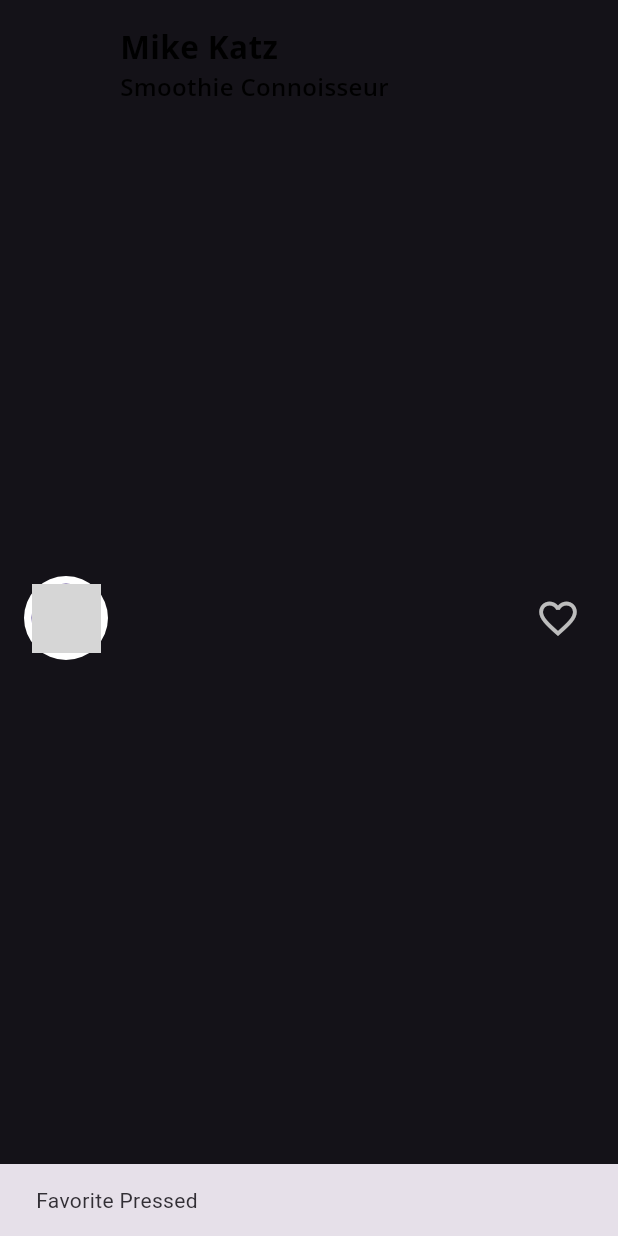
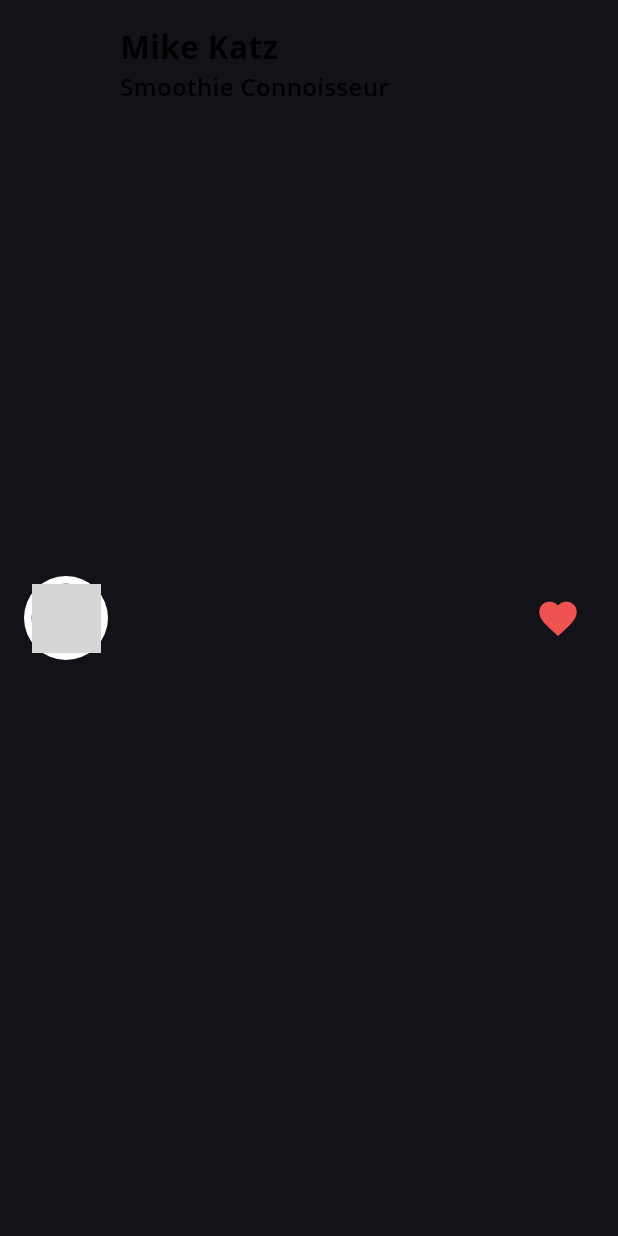
Before and after one commit to kzanial241/Activity-2-2, a Flutter app: the AuthorCard widget shown alone on an empty page, opened directly, after a tap on the "favorite outline" icon, on a phone screen of 412 x 824 dp. Run offline on Flutter 3.47's test engine with Material 3 defaults, Android fonts, the phone set to English and light mode, and no system bars; our stand-ins replace google_fonts; network calls fail; grey boxes are pictures that could not be loaded.

Commit message:
initial commit

```diff
--- a/lib/author_card.dart
+++ b/lib/author_card.dart
@@ -2,7 +2,7 @@ import 'package:flutter/material.dart';
 import 'fooderlich_theme.dart';
 import 'circle_image.dart';
 
-class AuthorCard extends StatelessWidget {
+class AuthorCard extends StatefulWidget {
  // 1
  final String authorName;
  final String title;
@@ -13,6 +13,13 @@ class AuthorCard extends StatelessWidget {
  required this.title,
  this.imageProvider,
  });
+
+  @override
+  State<AuthorCard> createState() => _AuthorCardState();
+}
+
+class _AuthorCardState extends State<AuthorCard> {
+bool _isFavorited = false;
  // 2
  @override
  Widget build(BuildContext context) {
@@ -26,7 +33,7 @@ return Container(
  Row(
  children: [
  CircleImage(
- imageProvider: imageProvider,
+ imageProvider: widget.imageProvider,
  imageRadius: 28,
  ),
  // 2
@@ -36,11 +43,11 @@ return Container(
  crossAxisAlignment: CrossAxisAlignment.start,
  children: [
  Text(
- authorName,
+ widget.authorName,
  style: FooderlichTheme.lightTextTheme.headline2,
  ),
  Text(
- title,
+ widget.title,
  style: FooderlichTheme.lightTextTheme.headline3,
  )
  ],
@@ -48,15 +55,19 @@ return Container(
 ],
  ),
  IconButton(
- // 4
- icon: const Icon(Icons.favorite_border),
+ // 1
+ icon: Icon(_isFavorited ? Icons.favorite :
+Icons.favorite_border),
  iconSize: 30,
- color: Colors.grey[400],
- // 5
+ // 2
+ color: Colors.red[400],
  onPressed: () {
- const snackBar = SnackBar(content: Text('Favorite Pressed'));
- ScaffoldMessenger.of(context).showSnackBar(snackBar);
- }),
+ // 3
+ setState(() {
+ _isFavorited = !_isFavorited;
+ });
+ },
+),
 
  ],
  ),
```
